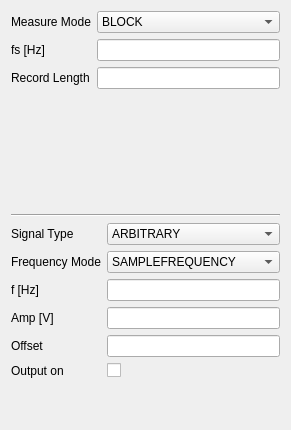
This is py/osci_param.ui in ffwqo/AkustischeSignal as Qt 5 draws it before an edit. The edited form follows.
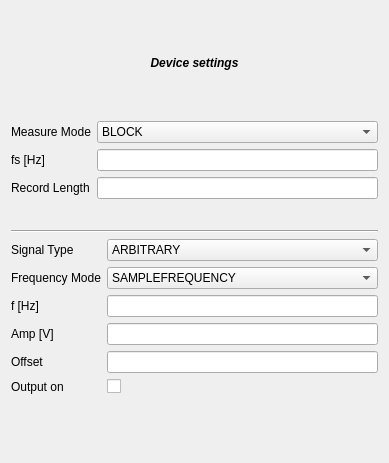
This is the edited form.

The edit to the form file:
```diff
--- a/py/osci_param.ui
+++ b/py/osci_param.ui
@@ -6,8 +6,8 @@
    <rect>
     <x>0</x>
     <y>0</y>
-    <width>291</width>
-    <height>430</height>
+    <width>389</width>
+    <height>463</height>
    </rect>
   </property>
   <property name="windowTitle">
@@ -16,6 +16,13 @@
   <layout class="QVBoxLayout" name="verticalLayout">
    <item>
     <layout class="QVBoxLayout" name="verticalLayout_2">
+     <item>
+      <widget class="QLabel" name="label">
+       <property name="text">
+        <string>&lt;html&gt;&lt;head/&gt;&lt;body&gt;&lt;p align=&quot;center&quot;&gt;&lt;span style=&quot; font-weight:600; font-style:italic;&quot;&gt;Device settings&lt;/span&gt;&lt;/p&gt;&lt;/body&gt;&lt;/html&gt;</string>
+       </property>
+      </widget>
+     </item>
      <item>
       <layout class="QFormLayout" name="formLayout_3">
        <item row="0" column="0">
```
Left out of the diff: 5 changed lines with no effect on the pictures.
